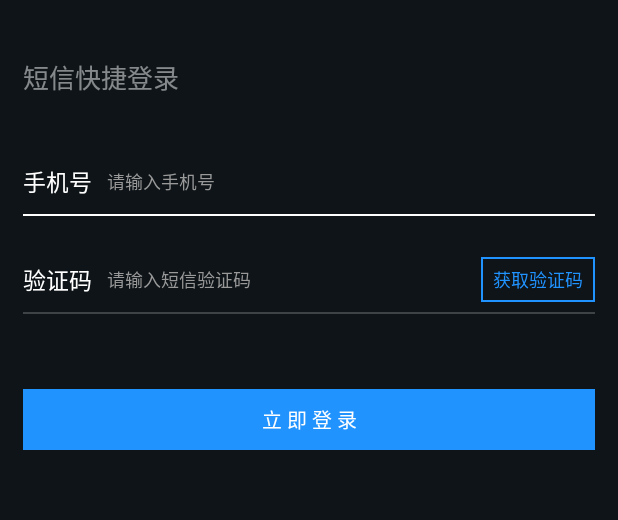
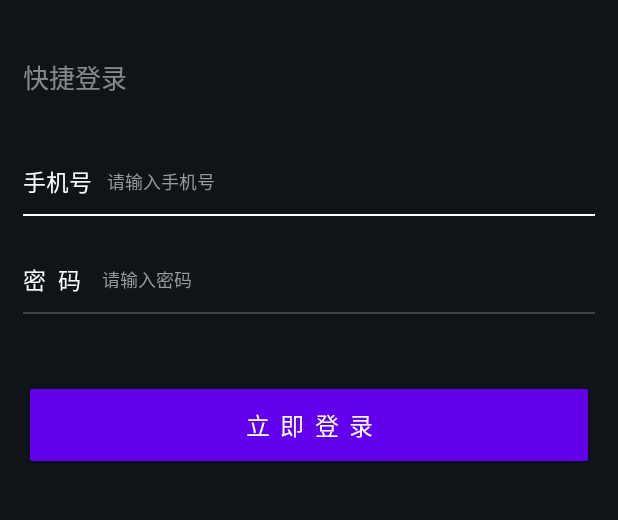
Before and after one commit to elliottacquaire/memorial, an Android app: the PosVerificationCodeLoginActivity screen opened directly, with no data from a screen before it, on a phone screen of 412 x 824 dp, the part 182-702 px from its top. Run offline under Robolectric (Android 15) with nearby library versions, the phone set to English and light mode, and no system bars; our stand-ins replace Dagger/Hilt's generated code; libraries missing offline, so code that uses them is left out: com.alibaba.android, com.chuckerteam.chucker; network calls fail.

Commit message:
create result

```diff
--- a/app/src/main/java/com/exae/memorialapp/common/ShareUtil.kt
+++ b/app/src/main/java/com/exae/memorialapp/common/ShareUtil.kt
@@ -30,13 +30,13 @@ object ShareUtil {
 
     fun getToken(): String?{
         val mSharedPreferences = CusApplication.instance().getSharedPreferences(
-            "TRACK_RECORD",
+            "USER_TOKEN",
             Context.MODE_PRIVATE)
         return mSharedPreferences.getString("token","")
     }
 
     fun putToken(token:String){
-        val mSharedPreferences = CusApplication.instance().getSharedPreferences("TRACK_RECORD", Context.MODE_PRIVATE)
+        val mSharedPreferences = CusApplication.instance().getSharedPreferences("USER_TOKEN", Context.MODE_PRIVATE)
         mSharedPreferences?.edit()?.putString("token", token)?.apply()
     }
 
--- a/app/src/main/java/com/exae/memorialapp/fragment/ToDoListFragment.kt
+++ b/app/src/main/java/com/exae/memorialapp/fragment/ToDoListFragment.kt
@@ -133,6 +133,11 @@ class ToDoListFragment : BaseFragment<FragmentIndexBinding>(), OnItemClickListen
         viewModel.attentionListRequest()
     }
 
+    override fun onResume() {
+        super.onResume()
+        requestNetData()
+    }
+
     override fun getViewBinding(
         inflater: LayoutInflater,
         container: ViewGroup?
--- a/app/src/main/java/com/exae/memorialapp/viewmodel/PosLoginModel.kt
+++ b/app/src/main/java/com/exae/memorialapp/viewmodel/PosLoginModel.kt
@@ -45,7 +45,7 @@ class PosLoginModel @Inject constructor(
             tokenPref.set(it.token)
 //            tokenPref.set("eyJhbGciOiJIUzUxMiJ9.eyJsb2dpbl91c2VyX2tleSI6IjlmZmZiNmE2LTEyNzctNDVlMC1iMmZhLTU3NDVjZTY1OGU5NCJ9.J9fUWW96j7qUNGukJ4FCUPXTyVuZg532ApTUjssvTFlBrVmTf8huAITgR0yP16LLNh2Oig6JhCIvMwfQbqcouQ")
 //            ShareUtil.putToken("token-sssss")
-            Log.i("DealerApp", tokenPref.get())
+//            Log.i("DealerApp", tokenPref.get())
 //            state.registerDeviceRequest = DeviceRegsiterRequest(
 //                deviceId = devicePref.get(),
 //                userId = it.userDetailResource?.uid ?: ""
--- /dev/null
+++ b/app/src/main/java/com/exae/memorialapp/widget/CipherInputView.kt
@@ -0,0 +1,95 @@
+package com.exae.memorialapp.widget
+
+import android.content.Context
+import android.text.Editable
+import android.text.SpannableString
+import android.text.Spanned
+import android.text.TextWatcher
+import android.text.style.AbsoluteSizeSpan
+import android.util.AttributeSet
+import android.view.LayoutInflater
+import android.view.View
+import android.widget.EditText
+import android.widget.ImageView
+import android.widget.RelativeLayout
+import com.exae.memorialapp.R
+
+class CipherInputView : RelativeLayout {
+
+    private lateinit var edtPhone : EditText
+    private lateinit var imgCancel : ImageView
+    private lateinit var  viewLine : View
+
+    constructor(mContext: Context) : this(mContext,null)
+
+    constructor(mContext: Context, attrs: AttributeSet?) : this(mContext, attrs!!,0)
+
+    constructor(mContext: Context, attrs: AttributeSet,defStyleAttr:Int) : super(mContext, attrs,defStyleAttr) {
+        initView()
+    }
+
+    private fun initView(){
+        val contentView = LayoutInflater.from(context).inflate(R.layout.layout_cipher_input_view, this)
+
+        edtPhone = contentView.findViewById(R.id.edt_phone) as EditText
+        imgCancel = contentView.findViewById(R.id.img_cancel) as ImageView
+        viewLine = contentView.findViewById(R.id.view_line) as View
+
+        setHintText("请输入密码")
+        edtPhone.addTextChangedListener(object :TextWatcher{
+            override fun afterTextChanged(s: Editable?) {
+
+            }
+
+            override fun beforeTextChanged(s: CharSequence?, start: Int, count: Int, after: Int) {
+
+            }
+
+            override fun onTextChanged(s: CharSequence?, start: Int, before: Int, count: Int) {
+                imgCancelState()
+            }
+
+        })
+
+        edtPhone.setOnFocusChangeListener { v, hasFocus ->
+            if (hasFocus){
+                viewLine.alpha = 1f
+                imgCancelState()
+            }else{
+                viewLine.alpha = 0.2f
+                imgCancel.visibility = View.INVISIBLE
+            }
+        }
+
+        imgCancel.setOnClickListener {
+            edtPhone.setText("")
+        }
+
+    }
+
+    private fun imgCancelState(){
+        if (edtPhone.text?.length!! > 0){
+            imgCancel.visibility = View.VISIBLE
+        }else{
+            imgCancel.visibility = View.INVISIBLE
+        }
+    }
+
+    fun getEditText() : String{
+        return edtPhone.text.toString().trim()
+    }
+
+    fun setEditText(arg : String){
+        if (arg.isNotEmpty()){
+            edtPhone.setText(arg)
+        }
+    }
+    private fun setHintText(tips : String){
+        if (tips.isEmpty())return
+        val s =  SpannableString(tips)
+        val textSize = AbsoluteSizeSpan(12,true);
+        s.setSpan(textSize,0,s.length, Spanned.SPAN_EXCLUSIVE_EXCLUSIVE);
+        edtPhone.hint = s
+    }
+
+}
--- a/app/src/main/res/layout/activity_create_hall_result.xml
+++ b/app/src/main/res/layout/activity_create_hall_result.xml
@@ -12,7 +12,6 @@
         layout="@layout/layout_base_toolbar" />
 
     <RelativeLayout
-        android:id="@+id/mUserInfoContainer"
         android:layout_width="match_parent"
         android:layout_height="wrap_content"
         android:background="@color/card_view_background">
@@ -51,7 +50,7 @@
         android:layout_marginEnd="20dp"
         android:layout_marginTop="-20dp"
         android:padding="20dp"
-        android:background="@drawable/chip_kuang_bg_org"
+        android:background="@drawable/chip_kuang_bg"
         android:layout_width="match_parent"
         android:layout_height="wrap_content">
         <TextView
@@ -86,7 +85,7 @@
         android:layout_marginEnd="20dp"
         android:layout_marginTop="20dp"
         android:padding="20dp"
-        android:background="@drawable/chip_kuang_bg_org"
+        android:background="@drawable/chip_kuang_bg"
         android:layout_width="match_parent"
         android:layout_height="wrap_content">
         <TextView
--- a/app/src/main/res/layout/activity_modify_memorial_hall.xml
+++ b/app/src/main/res/layout/activity_modify_memorial_hall.xml
@@ -68,6 +68,7 @@
             android:layout_height="45dp"
             android:layout_marginTop="8dp"
             android:drawablePadding="5dp"
+            android:visibility="gone"
             android:gravity="center_vertical"
             android:text="用户管理"
             android:textSize="16sp"
--- a/app/src/main/res/layout/activity_pos_verification_code_login.xml
+++ b/app/src/main/res/layout/activity_pos_verification_code_login.xml
@@ -43,7 +43,8 @@
         android:layout_marginTop="20dp"
         android:layout_marginRight="15.3dp" />
 
-    <com.exae.memorialapp.widget.CodeInputView
+
+    <com.exae.memorialapp.widget.CipherInputView
         android:id="@+id/codeInput"
         android:layout_width="match_parent"
         android:layout_height="wrap_content"
@@ -52,17 +53,34 @@
         android:layout_marginTop="20dp"
         android:layout_marginRight="15.3dp" />
 
-
-    <TextView
+    <Button
         android:id="@+id/tv_login"
         android:layout_width="match_parent"
         android:layout_height="wrap_content"
+        android:layout_gravity="bottom"
+        android:layout_marginStart="20dp"
         android:layout_below="@+id/codeInput"
         android:layout_centerHorizontal="true"
         android:layout_marginLeft="15dp"
         android:layout_marginTop="50dp"
         android:layout_marginRight="15dp"
-        android:background="@drawable/pos_btn_confirm_bg"
+        android:layout_marginEnd="20dp"
+        android:layout_marginBottom="20dp"
+        android:background="@drawable/chip_check_bg"
+        android:text="@string/login_btn"
+        android:textColor="@color/white" />
+
+    <TextView
+        android:id="@+id/tv_login1"
+        android:layout_width="match_parent"
+        android:layout_height="wrap_content"
+        android:layout_below="@+id/codeInput"
+        android:layout_centerHorizontal="true"
+        android:visibility="gone"
+        android:layout_marginLeft="15dp"
+        android:layout_marginTop="50dp"
+        android:layout_marginRight="15dp"
+        android:background="@drawable/chip_check_bg"
         android:gravity="center"
         android:padding="10dp"
         android:text="@string/login_btn"
--- /dev/null
+++ b/app/src/main/res/layout/layout_cipher_input_view.xml
@@ -0,0 +1,49 @@
+<?xml version="1.0" encoding="utf-8"?>
+<RelativeLayout xmlns:android="http://schemas.android.com/apk/res/android"
+    android:layout_width="match_parent"
+    android:layout_height="45dp">
+
+    <TextView
+        android:id="@+id/tv_phone"
+        android:text="密  码 "
+        android:textSize="15.3sp"
+        android:layout_centerVertical="true"
+        android:textColor="@color/color_white"
+        android:layout_width="wrap_content"
+        android:layout_height="wrap_content"/>
+
+    <EditText
+        android:id="@+id/edt_phone"
+        android:layout_toRightOf="@+id/tv_phone"
+        android:layout_toLeftOf="@+id/img_cancel"
+        android:textSize="15.3sp"
+        android:paddingLeft="10dp"
+        android:inputType="textPassword"
+        android:maxLength="11"
+        android:maxLines="1"
+        android:textCursorDrawable="@null"
+        android:layout_centerVertical="true"
+        android:textColor="@color/color_white"
+        android:textColorHint="@color/color_999"
+        android:background="#0E1418"
+        android:hint="请输入密码"
+        android:layout_width="match_parent"
+        android:layout_height="wrap_content"/>
+
+    <ImageView
+        android:id="@+id/img_cancel"
+        android:src="@drawable/icon_clear"
+        android:layout_centerVertical="true"
+        android:visibility="gone"
+        android:layout_alignParentRight="true"
+        android:layout_width="wrap_content"
+        android:layout_height="wrap_content"/>
+
+    <View
+        android:id="@+id/view_line"
+        android:alpha="0.2"
+        android:background="@color/color_white"
+        android:layout_alignParentBottom="true"
+        android:layout_width="match_parent"
+        android:layout_height="1dp"/>
+</RelativeLayout>
--- a/app/src/main/res/values/strings.xml
+++ b/app/src/main/res/values/strings.xml
@@ -24,7 +24,7 @@
     <string name="tab_contract">订单</string>
 
     <string name="login_tv_tips">MemorialApp</string>
-    <string name="login_code_tips">短信快捷登录</string>
+    <string name="login_code_tips">快捷登录</string>
     <string name="login_btn"> 立 即 登 录 </string>
 
     <string name="code_phone_tips">手机号格式不正确</string>
```
Also changed, not shown: app/src/main/AndroidManifest.xml (+7 -1 lines), app/src/main/java/com/exae/memorialapp/AboutUsActivity.kt (added, +28 -0 lines), app/src/main/java/com/exae/memorialapp/PosVerificationCodeLoginActivity.kt (+22 -7 lines), app/src/main/java/com/exae/memorialapp/SettingActivity.kt (added, +69 -0 lines), app/src/main/java/com/exae/memorialapp/hall/CreateHallActivity.kt (+32 -18 lines), app/src/main/java/com/exae/memorialapp/hall/CreateHallResultActivity.kt (+17 -1 lines), app/src/main/res/layout/activity_about_us.xml (added, +29 -0 lines), app/src/main/res/layout/activity_setting.xml (added, +120 -0 lines).
